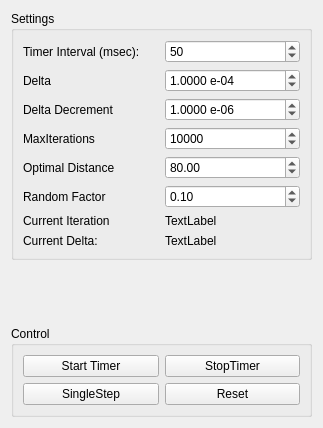
rose-compiler/rose, file src/roseExtensions/qtWidgets/AstGraphWidget/LayoutControl.ui: the form before one commit.
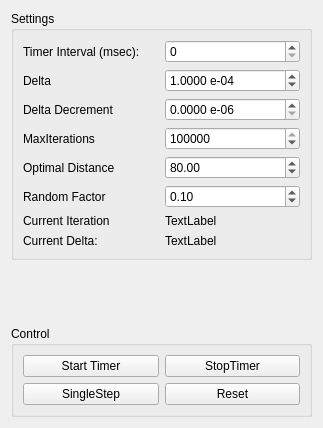
The form after the commit.

```diff
--- a/src/roseExtensions/qtWidgets/AstGraphWidget/LayoutControl.ui
+++ b/src/roseExtensions/qtWidgets/AstGraphWidget/LayoutControl.ui
@@ -75,7 +75,7 @@
          <double>100.000000000000000</double>
         </property>
         <property name="value">
-         <double>1.000000000000000</double>
+         <double>0.000000000000000</double>
         </property>
        </widget>
       </item>
@@ -92,7 +92,7 @@
          <number>999999999</number>
         </property>
         <property name="value">
-         <number>10000</number>
+         <number>1000000</number>
         </property>
        </widget>
       </item>
@@ -156,7 +156,7 @@
          <number>50</number>
         </property>
         <property name="value">
-         <number>50</number>
+         <number>0</number>
         </property>
        </widget>
       </item>
```
